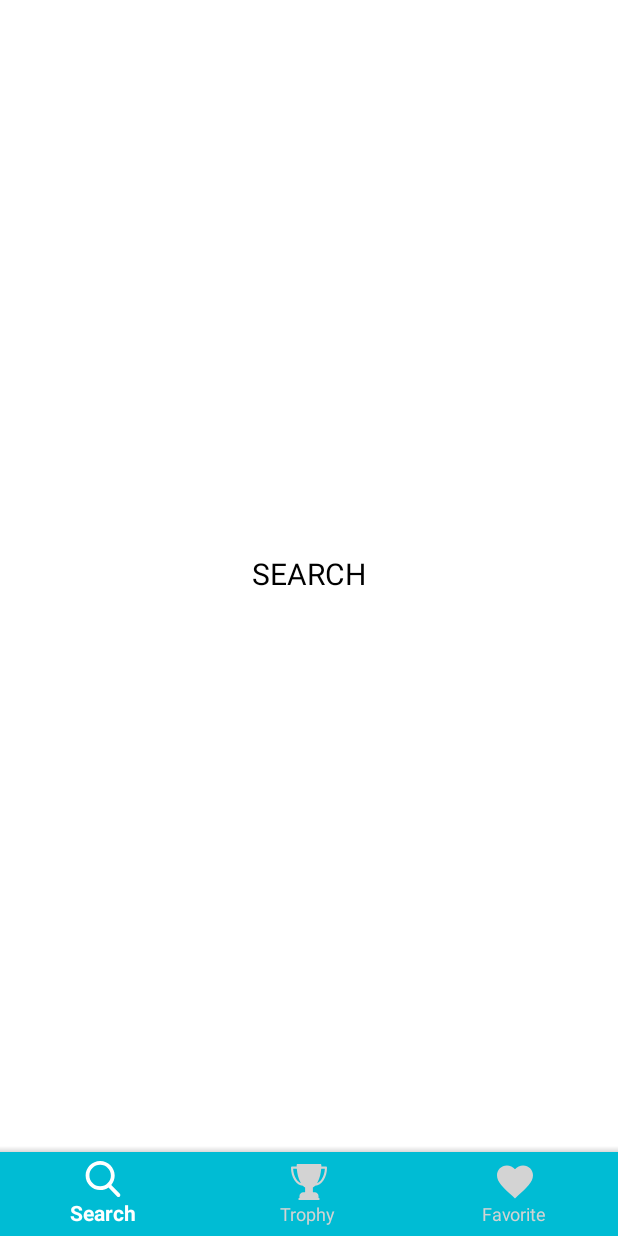
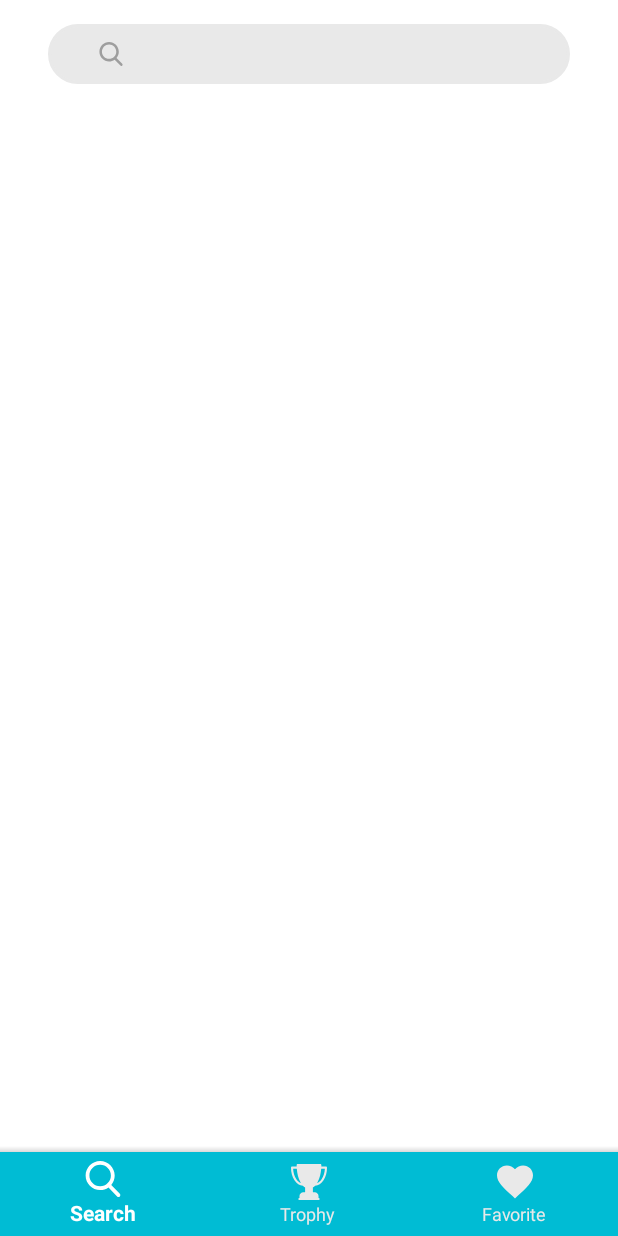
Before and after one commit to momae93/fridgly, an Android app: the screen it shows after launch (MainActivity), on a phone screen of 412 x 824 dp. Run offline under Robolectric (Android 15) with nearby library versions, the phone set to English and light mode, and no system bars; our stand-ins replace Dagger/Hilt's generated code; 2 statements that could not run were skipped.

Commit message:
[SEARCH][UI] Added custom searchview

```diff
--- a/app/build.gradle
+++ b/app/build.gradle
@@ -10,7 +10,7 @@ android {
     compileSdkVersion 28
     defaultConfig {
         applicationId "com.au.fridgly"
-        minSdkVersion 15
+        minSdkVersion 17
         targetSdkVersion 28
         versionCode 1
         versionName "1.0"
--- a/app/src/main/AndroidManifest.xml
+++ b/app/src/main/AndroidManifest.xml
@@ -9,7 +9,7 @@
             android:label="@string/app_name"
             android:roundIcon="@mipmap/ic_launcher_round"
             android:supportsRtl="true"
-            android:theme="@style/Theme.AppCompat.NoActionBar" tools:ignore="GoogleAppIndexingWarning">
+            android:theme="@style/AppTheme">
         <activity
                 android:name=".presentation.views.usecases.MainActivity"
                 android:label="@string/app_name">
--- a/app/src/main/java/com/au/fridgly/presentation/views/usecases/search/FragmentSearch.kt
+++ b/app/src/main/java/com/au/fridgly/presentation/views/usecases/search/FragmentSearch.kt
@@ -4,6 +4,7 @@ import android.content.Context
 import android.net.Uri
 import android.os.Bundle
 import android.support.v4.app.Fragment
+import android.support.v7.widget.SearchView
 import android.view.LayoutInflater
 import android.view.View
 import android.view.ViewGroup
@@ -19,6 +20,7 @@ class FragmentSearch : Fragment() {
 
     override fun onCreateView(inflater: LayoutInflater, container: ViewGroup?, savedInstanceState: Bundle?): View? {
         val view = inflater.inflate(R.layout.fragment_search, container, false)
+        val searchView: SearchView = view.findViewById(R.id.fragment_search_searchView_search)
         return view
     }
 
--- /dev/null
+++ b/app/src/main/res/drawable/ic_search_16dp.xml
@@ -0,0 +1,4 @@
+<vector android:height="16dp" android:viewportHeight="56.966"
+    android:viewportWidth="56.966" android:width="16dp" xmlns:android="http://schemas.android.com/apk/res/android">
+    <path android:fillColor="@color/colorGrey" android:pathData="M55.146,51.887L41.588,37.786c3.486,-4.144 5.396,-9.358 5.396,-14.786c0,-12.682 -10.318,-23 -23,-23s-23,10.318 -23,23s10.318,23 23,23c4.761,0 9.298,-1.436 13.177,-4.162l13.661,14.208c0.571,0.593 1.339,0.92 2.162,0.92c0.779,0 1.518,-0.297 2.079,-0.837C56.255,54.982 56.293,53.08 55.146,51.887zM23.984,6c9.374,0 17,7.626 17,17s-7.626,17 -17,17s-17,-7.626 -17,-17S14.61,6 23.984,6z"/>
+</vector>
--- /dev/null
+++ b/app/src/main/res/drawable/shape_round_grey.xml
@@ -0,0 +1,12 @@
+<?xml version="1.0" encoding="utf-8"?>
+<shape xmlns:android="http://schemas.android.com/apk/res/android">
+
+    <stroke android:width="2dp" android:color="@color/colorLightGrey"/>
+    <corners android:radius="30dp"/>
+    <padding
+            android:left="10dp"
+            android:bottom="2dp"
+            android:right="10dp"
+            android:top="2dp"></padding>
+    <solid android:color="@color/colorLightGrey"></solid>
+</shape>
--- a/app/src/main/res/layout/fragment_search.xml
+++ b/app/src/main/res/layout/fragment_search.xml
@@ -5,14 +5,20 @@
                                              android:layout_width="match_parent"
                                              android:layout_height="match_parent"
                                              tools:context=".presentation.views.usecases.search.FragmentSearch">
-
-    <TextView
-            android:layout_width="wrap_content"
-            android:layout_height="wrap_content"
-            android:text="SEARCH"
-            app:layout_constraintStart_toStartOf="parent" app:layout_constraintHorizontal_bias="0.5"
-            app:layout_constraintEnd_toEndOf="parent" app:layout_constraintTop_toTopOf="parent"
-            app:layout_constraintBottom_toBottomOf="parent" android:textSize="20sp"
-            android:textColor="@color/colorBlack"/>
+        <android.support.v7.widget.SearchView
+                android:id="@+id/fragment_search_searchView_search"
+                android:theme="@style/SearchViewTheme"
+                android:layout_width="0dp"
+                android:background="@drawable/shape_round_grey"
+                android:layout_height="40dp"
+                android:layout_marginTop="16dp"
+                app:layout_constraintTop_toTopOf="parent"
+                app:layout_constraintStart_toStartOf="parent"
+                android:layout_marginLeft="32dp"
+                android:layout_marginStart="32dp"
+                app:layout_constraintEnd_toEndOf="parent"
+                android:layout_marginEnd="32dp"
+                android:layout_marginRight="32dp">
+        </android.support.v7.widget.SearchView>
 
 </android.support.constraint.ConstraintLayout>
--- a/app/src/main/res/values/colors.xml
+++ b/app/src/main/res/values/colors.xml
@@ -23,7 +23,7 @@
     <color name="colorDeepOrange">#FF5722</color>
     <color name="colorBrown">#795548</color>
     <color name="colorGrey">#9E9E9E</color>
-    <color name="colorLightGrey">#D3D3D3</color>
+    <color name="colorLightGrey">#E9E9E9</color>
     <color name="colorBlueGrey">#607D8B</color>
     <color name="colorBlack">#000000</color>
     <color name="colorWhite">#FFFFFF</color>
--- /dev/null
+++ b/app/src/main/res/values/fonts.xml
@@ -0,0 +1,5 @@
+<?xml version="1.0" encoding="utf-8"?>
+<resources>
+    <dimen name="fontSizeNormal">16dp</dimen>
+    <dimen name="fontSizeBig">20dp</dimen>
+</resources>
--- a/app/src/main/res/values/strings.xml
+++ b/app/src/main/res/values/strings.xml
@@ -1,6 +1,10 @@
 <resources>
-    <string name="app_name">Fridly</string>
+    <string name="app_name">Frigdly</string>
     <string name="title_trophy">Trophy</string>
     <string name="title_search">Search</string>
     <string name="title_favorite">Favorite</string>
+
+    <string name="search_recipe">Search recipes</string>
+
+    <string name="hello_blank_fragment">Hello blank fragment</string>
 </resources>
--- a/app/src/main/res/values/styles.xml
+++ b/app/src/main/res/values/styles.xml
@@ -1,11 +1,26 @@
 <resources>
 
     <!-- Base application theme. -->
-    <style name="AppTheme" parent="Theme.AppCompat.Light.DarkActionBar">
-        <!-- Customize your theme here. -->
-        <item name="colorPrimary">@color/colorPrimary</item>
-        <item name="colorPrimaryDark">@color/colorPrimaryDark</item>
-        <item name="colorAccent">@color/colorAccent</item>
+    <style name="AppTheme" parent="Theme.AppCompat.NoActionBar">
+        <item name="searchViewStyle">@style/SearchViewTheme</item>
+    </style>
+
+    <style name="SearchViewTheme" parent="Theme.AppCompat.NoActionBar">
+        <item name="autoCompleteTextViewStyle">@style/SearchAutoCompleteTextView</item>
+        <item name="searchViewStyle">@style/SearchViewStyle</item>
+    </style>
+
+    <style name="SearchAutoCompleteTextView" parent="Widget.AppCompat.AutoCompleteTextView">
+        <item name="android:textColor">@color/colorBlack</item>
+        <item name="android:textColorHint">@color/colorGrey</item>
+        <item name="android:textSize">@dimen/fontSizeBig</item>
+    </style>
+
+    <style name="SearchViewStyle" parent="Widget.AppCompat.SearchView">
+        <item name="searchIcon">@drawable/ic_search_16dp</item>
+        <item name="queryBackground">@android:color/transparent</item>
+        <item name="android:queryHint">@string/search_recipe</item>
+        <item name="iconifiedByDefault">false</item>
     </style>
 
 </resources>
```
